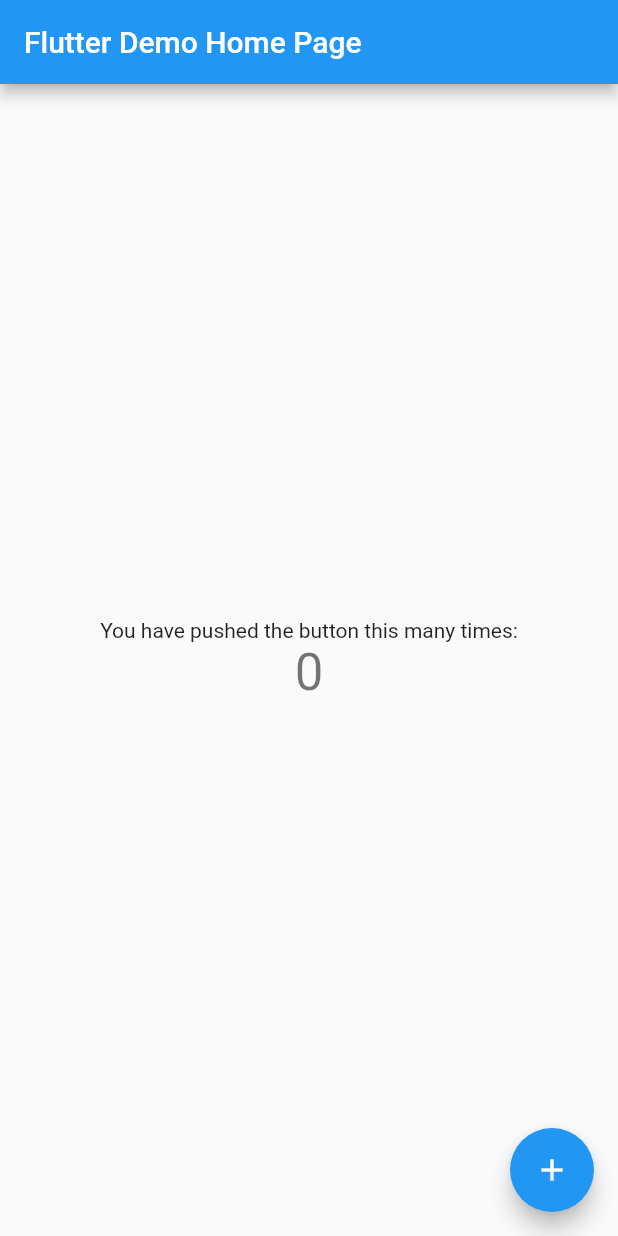
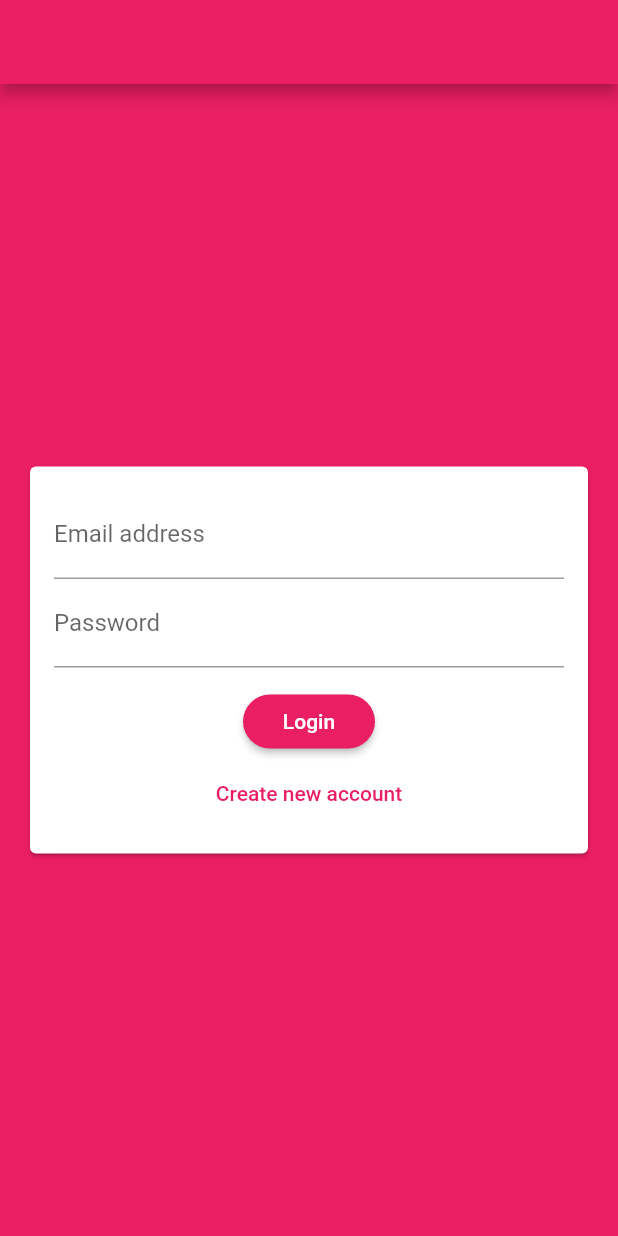
Before and after one commit to Hakutou231/chat_app, a Flutter app: the screen it shows after launch, on a phone screen of 412 x 824 dp. Run offline on Flutter 3.47's test engine with Material 2 defaults, Android fonts, the phone set to English and light mode, and no system bars; our stand-ins replace cloud_firestore, firebase_auth; accounts and stored records are empty.

```diff
--- a/lib/main.dart
+++ b/lib/main.dart
@@ -1,4 +1,7 @@
+import 'package:chat_app/screens/auth_screen.dart';
 import 'package:flutter/material.dart';
+
+import '../screens/chat_screen.dart';
 
 void main() {
   runApp(const MyApp());
@@ -11,105 +14,20 @@ class MyApp extends StatelessWidget {
   @override
   Widget build(BuildContext context) {
     return MaterialApp(
-      title: 'Flutter Demo',
+      title: 'FlutterChat',
       theme: ThemeData(
-        // This is the theme of your application.
-        //
-        // Try running your application with "flutter run". You'll see the
-        // application has a blue toolbar. Then, without quitting the app, try
-        // changing the primarySwatch below to Colors.green and then invoke
-        // "hot reload" (press "r" in the console where you ran "flutter run",
-        // or simply save your changes to "hot reload" in a Flutter IDE).
-        // Notice that the counter didn't reset back to zero; the application
-        // is not restarted.
-        primarySwatch: Colors.blue,
-      ),
-      home: const MyHomePage(title: 'Flutter Demo Home Page'),
+          primarySwatch: Colors.pink,
+          backgroundColor: Colors.pink,
+          accentColor: Colors.deepPurple,
+          accentColorBrightness: Brightness.dark,
+          buttonTheme: ButtonTheme.of(context).copyWith(
+            buttonColor: Colors.pink,
+            textTheme: ButtonTextTheme.primary,
+            shape: RoundedRectangleBorder(
+              borderRadius: BorderRadius.circular(20),
+            ),
+          )),
+      home: AuthScreen(),
     );
   }
 }
-
-class MyHomePage extends StatefulWidget {
-  const MyHomePage({Key? key, required this.title}) : super(key: key);
-
-  // This widget is the home page of your application. It is stateful, meaning
-  // that it has a State object (defined below) that contains fields that affect
-  // how it looks.
-
-  // This class is the configuration for the state. It holds the values (in this
-  // case the title) provided by the parent (in this case the App widget) and
-  // used by the build method of the State. Fields in a Widget subclass are
-  // always marked "final".
-
-  final String title;
-
-  @override
-  State<MyHomePage> createState() => _MyHomePageState();
-}
-
-class _MyHomePageState extends State<MyHomePage> {
-  int _counter = 0;
-
-  void _incrementCounter() {
-    setState(() {
-      // This call to setState tells the Flutter framework that something has
-      // changed in this State, which causes it to rerun the build method below
-      // so that the display can reflect the updated values. If we changed
-      // _counter without calling setState(), then the build method would not be
-      // called again, and so nothing would appear to happen.
-      _counter++;
-    });
-  }
-
-  @override
-  Widget build(BuildContext context) {
-    // This method is rerun every time setState is called, for instance as done
-    // by the _incrementCounter method above.
-    //
-    // The Flutter framework has been optimized to make rerunning build methods
-    // fast, so that you can just rebuild anything that needs updating rather
-    // than having to individually change instances of widgets.
-    return Scaffold(
-      appBar: AppBar(
-        // Here we take the value from the MyHomePage object that was created by
-        // the App.build method, and use it to set our appbar title.
-        title: Text(widget.title),
-      ),
-      body: Center(
-        // Center is a layout widget. It takes a single child and positions it
-        // in the middle of the parent.
-        child: Column(
-          // Column is also a layout widget. It takes a list of children and
-          // arranges them vertically. By default, it sizes itself to fit its
-          // children horizontally, and tries to be as tall as its parent.
-          //
-          // Invoke "debug painting" (press "p" in the console, choose the
-          // "Toggle Debug Paint" action from the Flutter Inspector in Android
-          // Studio, or the "Toggle Debug Paint" command in Visual Studio Code)
-          // to see the wireframe for each widget.
-          //
-          // Column has various properties to control how it sizes itself and
-          // how it positions its children. Here we use mainAxisAlignment to
-          // center the children vertically; the main axis here is the vertical
-          // axis because Columns are vertical (the cross axis would be
-          // horizontal).
-          mainAxisAlignment: MainAxisAlignment.center,
-          children: <Widget>[
-            const Text(
-              'You have pushed the button this many times:',
-            ),
-            Text(
-              '$_counter',
-              style: Theme.of(context).textTheme.headline4,
-            ),
-          ],
-        ),
-      ),
-      floatingActionButton: FloatingActionButton(
-        onPressed: _incrementCounter,
-        tooltip: 'Increment',
-        child: const Icon(Icons.add),
-      ), // This trailing comma makes auto-formatting nicer for build methods.
-    );
-  }
-}
--- /dev/null
+++ b/lib/screens/auth_screen.dart
@@ -0,0 +1,75 @@
+import 'package:cloud_firestore/cloud_firestore.dart';
+import 'package:firebase_auth/firebase_auth.dart';
+import 'package:flutter/services.dart';
+
+import '../widgets/auth_form_widget.dart';
+import 'package:flutter/material.dart';
+
+class AuthScreen extends StatefulWidget {
+  @override
+  _AuthScreenState createState() => _AuthScreenState();
+}
+
+class _AuthScreenState extends State<AuthScreen> {
+  final _auth = FirebaseAuth.instance;
+  var _isLoading = false;
+
+  void _submitAuthForm(
+    String email,
+    String password,
+    String username,
+    bool isLogin,
+    BuildContext ctx,
+  ) async {
+    AuthResult authResult;
+    try {
+      setState(() {
+        _isLoading = true;
+      });
+      if (isLogin) {
+        authResult = await _auth.signInWithEmailAndPassword(
+          email: email,
+          password: password,
+        );
+      } else {
+        authResult = await _auth.createUserWithEmailAndPassword(
+          email: email,
+          password: password,
+        );
+      }
+      await Firestore.instance
+          .collection('users')
+          .document(authResult.user.uid)
+          .setData({
+        'username': username,
+        'email': email,
+      });
+    } on PlatformException catch (err) {
+      var message = 'An error occurred, please check your credentials';
+      if (err.message != null) {
+        message = err.message!;
+      }
+
+      Scaffold.of(ctx).showSnackBar(
+        SnackBar(
+          content: Text(message),
+          backgroundColor: Theme.of(ctx).primaryColor,
+        ),
+      );
+      setState(() {
+        _isLoading = false;
+      });
+    } catch (err) {
+      print(err);
+    }
+  }
+
+  @override
+  Widget build(BuildContext context) {
+    return Scaffold(
+      backgroundColor: Theme.of(context).primaryColor,
+      appBar: AppBar(),
+      body: AuthForm(_submitAuthForm, _isLoading),
+    );
+  }
+}
--- /dev/null
+++ b/lib/widgets/auth_form_widget.dart
@@ -0,0 +1,129 @@
+import 'package:flutter/material.dart';
+
+class AuthForm extends StatefulWidget {
+  AuthForm(this.submitFn, this.isLoading);
+
+  final bool isLoading;
+  final void Function(
+    String email,
+    String password,
+    String username,
+    bool isLogin,
+    BuildContext ctx,
+  ) submitFn;
+
+  @override
+  _AuthFormState createState() => _AuthFormState();
+}
+
+class _AuthFormState extends State<AuthForm> {
+  final _formKey = GlobalKey<FormState>();
+  var _isLogin = true;
+  var _userEmail = '';
+  var _userName = '';
+  var _userPass = '';
+
+  void _trySubmit() {
+    final isValid = _formKey.currentState!.validate();
+    FocusScope.of(context).unfocus();
+
+    if (isValid) {
+      _formKey.currentState!.save();
+      print(_userEmail);
+      widget.submitFn(
+        _userEmail.trim(),
+        _userPass.trim(),
+        _userName.trim(),
+        _isLogin,
+        context,
+      );
+    }
+  }
+
+  @override
+  Widget build(BuildContext context) {
+    return Center(
+      child: Card(
+        margin: EdgeInsets.all(20.0),
+        child: SingleChildScrollView(
+          child: Padding(
+            padding: EdgeInsets.all(16),
+            child: Form(
+              child: Column(
+                mainAxisSize: MainAxisSize.min,
+                children: <Widget>[
+                  TextFormField(
+                    key: ValueKey('email'),
+                    validator: (value) {
+                      if (value!.isEmpty || !value.contains('@')) {
+                        return 'Please enter a valid email address';
+                      }
+                      return null;
+                    },
+                    keyboardType: TextInputType.emailAddress,
+                    decoration: InputDecoration(
+                      labelText: 'Email address',
+                    ),
+                    onSaved: (value) {
+                      _userEmail = value!;
+                    },
+                  ),
+                  if (!_isLogin)
+                    TextFormField(
+                      key: ValueKey('username'),
+                      validator: (value) {
+                        if (value!.isEmpty) {
+                          return 'Please enter username';
+                        }
+                        return null;
+                      },
+                      decoration: InputDecoration(labelText: 'Username'),
+                      onSaved: (value) {
+                        _userName = value!;
+                      },
+                    ),
+                  TextFormField(
+                    key: ValueKey('password'),
+                    validator: (value) {
+                      if (value!.isEmpty || value.length < 7) {
+                        return 'Password mus be at least 7 characters long';
+                      }
+                      return null;
+                    },
+                    decoration: InputDecoration(labelText: 'Password'),
+                    obscureText: true,
+                    onSaved: (value) {
+                      _userPass = value!;
+                    },
+                  ),
+                  SizedBox(
+                    height: 12,
+                  ),
+                  if (widget.isLoading) CircularProgressIndicator(),
+                  if (!widget.isLoading)
+                  RaisedButton(
+                    onPressed: () {
+                      _trySubmit();
+                    },
+                    child: Text(_isLogin ? 'Login' : 'Signup'),
+                  ),
+                  FlatButton(
+                    textColor: Theme.of(context).primaryColor,
+                    onPressed: () {
+                      setState(() {
+                        _isLogin = !_isLogin;
+                      });
+                    },
+                    child: Text(_isLogin
+                        ? 'Create new account'
+                        : 'I already have an account'),
+                  ),
+                ],
+              ),
+            ),
+          ),
+        ),
+      ),
+    );
+  }
+}
--- a/pubspec.yaml
+++ b/pubspec.yaml
@@ -34,6 +34,8 @@ dependencies:
   # The following adds the Cupertino Icons font to your application.
   # Use with the CupertinoIcons class for iOS style icons.
   cupertino_icons: ^1.0.2
+  cloud_firestore: 0.13.5
+  firebase_auth: 0.16.1
 
 dev_dependencies:
   flutter_test:
```
Also changed, not shown: lib/screens/chat_screen.dart (added, +38 -0 lines), pubspec.lock, 12 other files.
